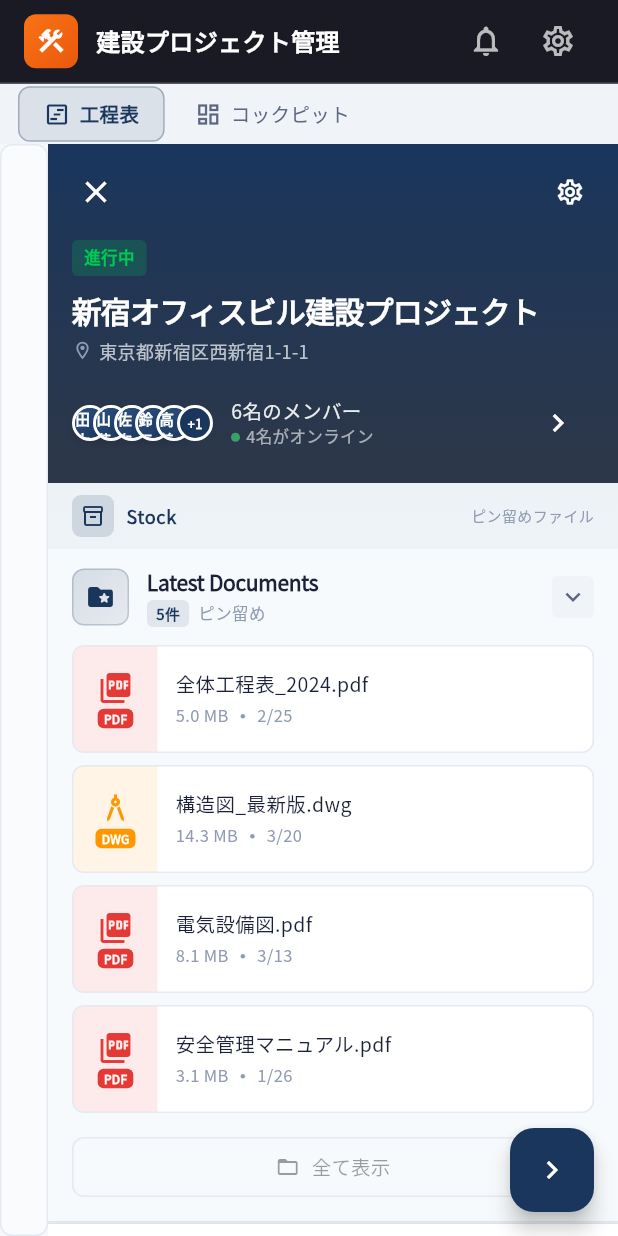
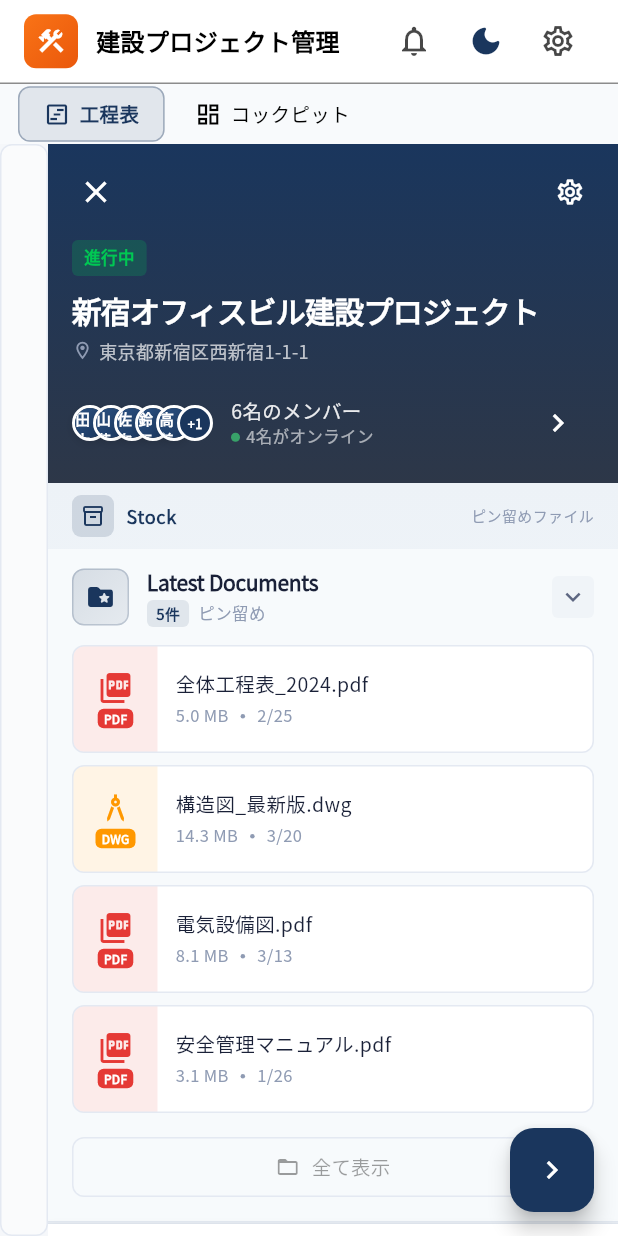
Before and after one commit to niiyamakouki-byte/desktop-tutorial, a Flutter app: the HomeScreen screen opened directly, on a phone screen of 412 x 824 dp. Run offline on Flutter 3.47's test engine with Material 3 defaults, Android fonts, the phone set to English and light mode, and no system bars; our stand-ins replace google_fonts, hive_flutter, shared_preferences, web; missing offline and left inert: dart:html, dart:js_interop; accounts and stored records are empty.

Commit message:
ダークモード永続化とヘッダー切替追加 / Add persistent dark mode and header toggle

```diff
--- a/lib/presentation/screens/home_screen.dart
+++ b/lib/presentation/screens/home_screen.dart
@@ -2,6 +2,7 @@ import 'package:flutter/material.dart';
 import 'package:provider/provider.dart';
 import '../../core/theme/app_colors.dart';
 import '../../core/constants/app_constants.dart';
+import '../../core/theme/theme_provider.dart';
 import '../../data/services/project_provider.dart';
 import '../../data/services/order_service.dart';
 import '../../data/services/template_service.dart';
@@ -11,6 +12,7 @@ import '../widgets/gantt/gantt_chart.dart';
 import '../widgets/gantt/rain_cancel_dialog.dart';
 import '../widgets/chat/communication_sidebar.dart';
 import '../widgets/common/app_header.dart';
+import '../widgets/common/dark_mode_toggle.dart';
 import '../widgets/modal/task_edit_modal.dart';
 import '../widgets/templates/template_panel.dart';
 import '../widgets/order/order_dashboard.dart';
@@ -97,10 +99,12 @@ class _HomeScreenState extends State<HomeScreen> with TickerProviderStateMixin {
   }
 
   void _showOrdersDialog() {
+    final theme = Theme.of(context);
+    final colorScheme = theme.colorScheme;
     showDialog(
       context: context,
       builder: (context) => Dialog(
-        backgroundColor: AppColors.surface,
+        backgroundColor: colorScheme.surface,
         shape: RoundedRectangleBorder(borderRadius: BorderRadius.circular(16)),
         child: SizedBox(
           width: MediaQuery.of(context).size.width * 0.8,
@@ -110,20 +114,20 @@ class _HomeScreenState extends State<HomeScreen> with TickerProviderStateMixin {
               // Header
               Container(
                 padding: const EdgeInsets.all(AppConstants.paddingM),
-                decoration: const BoxDecoration(
-                  color: AppColors.surfaceVariant,
+                decoration: BoxDecoration(
+                  color: colorScheme.surfaceContainerHighest,
                   borderRadius: BorderRadius.vertical(top: Radius.circular(16)),
                 ),
                 child: Row(
                   children: [
-                    const Icon(Icons.inventory_2_outlined, color: AppColors.primary),
+                    Icon(Icons.inventory_2_outlined, color: colorScheme.primary),
                     const SizedBox(width: 8),
-                    const Text(
+                    Text(
                       '発注管理',
                       style: TextStyle(
                         fontSize: 18,
                         fontWeight: FontWeight.bold,
-                        color: AppColors.textPrimary,
+                        color: colorScheme.onSurface,
                       ),
                     ),
                     const Spacer(),
@@ -152,10 +156,12 @@ class _HomeScreenState extends State<HomeScreen> with TickerProviderStateMixin {
   }
 
   void _showTemplatesDialog() {
+    final theme = Theme.of(context);
+    final colorScheme = theme.colorScheme;
     showDialog(
       context: context,
       builder: (context) => Dialog(
-        backgroundColor: AppColors.surface,
+        backgroundColor: colorScheme.surface,
         shape: RoundedRectangleBorder(borderRadius: BorderRadius.circular(16)),
         child: SizedBox(
           width: MediaQuery.of(context).size.width * 0.7,
@@ -165,20 +171,20 @@ class _HomeScreenState extends State<HomeScreen> with TickerProviderStateMixin {
               // Header
               Container(
                 padding: const EdgeInsets.all(AppConstants.paddingM),
-                decoration: const BoxDecoration(
-                  color: AppColors.surfaceVariant,
+                decoration: BoxDecoration(
+                  color: colorScheme.surfaceContainerHighest,
                   borderRadius: BorderRadius.vertical(top: Radius.circular(16)),
                 ),
                 child: Row(
                   children: [
-                    const Icon(Icons.description_outlined, color: AppColors.primary),
+                    Icon(Icons.description_outlined, color: colorScheme.primary),
                     const SizedBox(width: 8),
-                    const Text(
+                    Text(
                       'テンプレート・プロンプト',
                       style: TextStyle(
                         fontSize: 18,
                         fontWeight: FontWeight.bold,
-                        color: AppColors.textPrimary,
+                        color: colorScheme.onSurface,
                       ),
                     ),
                     const Spacer(),
@@ -224,8 +230,9 @@ class _HomeScreenState extends State<HomeScreen> with TickerProviderStateMixin {
 
   @override
   Widget build(BuildContext context) {
+    final theme = Theme.of(context);
     return Scaffold(
-      backgroundColor: AppColors.background,
+      backgroundColor: theme.scaffoldBackgroundColor,
       body: Consumer<ProjectProvider>(
         builder: (context, provider, child) {
           // Sync animation with provider state
@@ -262,7 +269,7 @@ class _HomeScreenState extends State<HomeScreen> with TickerProviderStateMixin {
                   Text(
                     provider.error!,
                     style: Theme.of(context).textTheme.bodyMedium?.copyWith(
-                          color: AppColors.textSecondary,
+                          color: Theme.of(context).colorScheme.onSurfaceVariant,
                         ),
                   ),
                   const SizedBox(height: 24),
@@ -372,7 +379,7 @@ class _HomeScreenState extends State<HomeScreen> with TickerProviderStateMixin {
               provider.toggleSidebar();
               _toggleSidebar(!provider.isSidebarOpen);
             },
-            backgroundColor: AppColors.primary,
+            backgroundColor: theme.colorScheme.primary,
             tooltip: provider.isSidebarOpen ? 'サイドバーを閉じる' : 'サイドバーを開く',
             child: AnimatedBuilder(
               animation: _sidebarAnimation,
@@ -424,13 +431,17 @@ class _HomeScreenState extends State<HomeScreen> with TickerProviderStateMixin {
   }
 
   Widget _buildAppHeader() {
+    final colorScheme = Theme.of(context).colorScheme;
+    final isDark = context.watch<ThemeProvider>().isDarkMode;
+    final iconColor = colorScheme.onSurface.withOpacity(0.72);
+
     return Container(
       height: 56,
       padding: const EdgeInsets.symmetric(horizontal: 16),
       decoration: BoxDecoration(
-        color: AppColors.surfaceDark,
+        color: colorScheme.surface,
         border: Border(
-          bottom: BorderSide(color: AppColors.border.withOpacity(0.3)),
+          bottom: BorderSide(color: colorScheme.outlineVariant.withOpacity(0.45)),
         ),
       ),
       child: Row(
@@ -439,7 +450,7 @@ class _HomeScreenState extends State<HomeScreen> with TickerProviderStateMixin {
           if (widget.onBackToProjects != null)
             IconButton(
               onPressed: widget.onBackToProjects,
-              icon: const Icon(Icons.arrow_back, color: Colors.white),
+              icon: Icon(Icons.arrow_back, color: colorScheme.onSurface),
               tooltip: 'プロジェクト一覧に戻る',
             ),
           if (widget.onBackToProjects != null)
@@ -461,8 +472,8 @@ class _HomeScreenState extends State<HomeScreen> with TickerProviderStateMixin {
               children: [
                 Text(
                   widget.projectName ?? '建設プロジェクト管理',
-                  style: const TextStyle(
-                    color: Colors.white,
+                  style: TextStyle(
+                    color: colorScheme.onSurface,
                     fontSize: 16,
                     fontWeight: FontWeight.bold,
                   ),
@@ -473,7 +484,7 @@ class _HomeScreenState extends State<HomeScreen> with TickerProviderStateMixin {
                   Text(
                     'ID: ${widget.projectId}',
                     style: TextStyle(
-                      color: Colors.white.withOpacity(0.5),
+                      color: colorScheme.onSurfaceVariant,
                       fontSize: 11,
                     ),
                   ),
@@ -483,11 +494,15 @@ class _HomeScreenState extends State<HomeScreen> with TickerProviderStateMixin {
           // Actions
           IconButton(
             onPressed: () {},
-            icon: Icon(Icons.notifications_outlined, color: Colors.white.withOpacity(0.7)),
+            icon: Icon(Icons.notifications_outlined, color: iconColor),
           ),
+          const CompactDarkModeToggle(),
           IconButton(
             onPressed: () {},
-            icon: Icon(Icons.settings_outlined, color: Colors.white.withOpacity(0.7)),
+            icon: Icon(
+              isDark ? Icons.settings_suggest_outlined : Icons.settings_outlined,
+              color: iconColor,
+            ),
           ),
         ],
       ),
@@ -495,9 +510,10 @@ class _HomeScreenState extends State<HomeScreen> with TickerProviderStateMixin {
   }
 
   Widget _buildViewTabs() {
+    final colorScheme = Theme.of(context).colorScheme;
     return Container(
       height: 40,
-      color: AppColors.surfaceVariant,
+      color: colorScheme.surfaceContainerHighest.withOpacity(0.35),
       child: Row(
         children: [
           const SizedBox(width: AppConstants.paddingM),
@@ -541,6 +557,10 @@ class _ViewTab extends StatelessWidget {
 
   @override
   Widget build(BuildContext context) {
+    final colorScheme = Theme.of(context).colorScheme;
+    final activeColor = colorScheme.primary;
+    final inactiveColor = colorScheme.onSurfaceVariant;
+
     return Material(
       color: Colors.transparent,
       child: InkWell(
@@ -549,10 +569,10 @@ class _ViewTab extends StatelessWidget {
         child: Container(
           padding: const EdgeInsets.symmetric(horizontal: 16, vertical: 8),
           decoration: BoxDecoration(
-            color: isSelected ? AppColors.primary.withOpacity(0.1) : Colors.transparent,
+            color: isSelected ? activeColor.withOpacity(0.1) : Colors.transparent,
             borderRadius: BorderRadius.circular(8),
             border: isSelected
-                ? Border.all(color: AppColors.primary.withOpacity(0.3))
+                ? Border.all(color: activeColor.withOpacity(0.35))
                 : null,
           ),
           child: Row(
@@ -561,7 +581,7 @@ class _ViewTab extends StatelessWidget {
               Icon(
                 icon,
                 size: 18,
-                color: isSelected ? AppColors.primary : AppColors.textSecondary,
+                color: isSelected ? activeColor : inactiveColor,
               ),
               const SizedBox(width: 6),
               Text(
@@ -569,7 +589,7 @@ class _ViewTab extends StatelessWidget {
                 style: TextStyle(
                   fontSize: 13,
                   fontWeight: isSelected ? FontWeight.w600 : FontWeight.normal,
-                  color: isSelected ? AppColors.primary : AppColors.textSecondary,
+                  color: isSelected ? activeColor : inactiveColor,
                 ),
               ),
               if (badge != null) ...[
```
Also changed, not shown: lib/core/theme/theme_provider.dart (+32 -2 lines), lib/presentation/screens/project_dashboard_screen.dart (+9 -5 lines).
